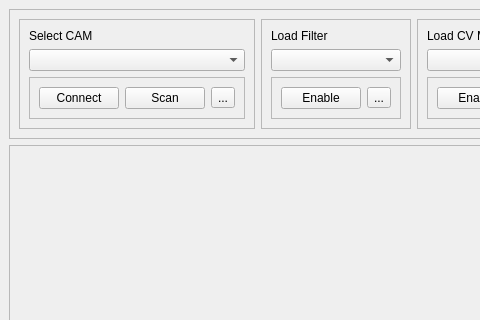
Old version of the form ui_files/mainwindow.ui in the repository FrancoLopez0/GeneralCV; both pictures show x 0 to 480 and y 0 to 320 of the 828 by 620 pixel window.
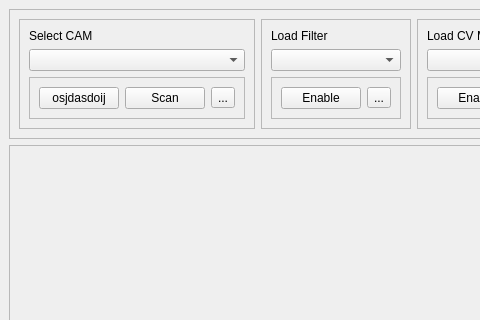
New version of the form.

Patch:
```diff
--- a/ui_files/mainwindow.ui
+++ b/ui_files/mainwindow.ui
@@ -55,7 +55,7 @@
              <item>
               <widget class="QPushButton" name="pushButton">
                <property name="text">
-                <string>Connect</string>
+                <string>osjdasdoij</string>
                </property>
               </widget>
              </item>
```
Left out of the diff: 6 changed lines with no effect on the pictures.
